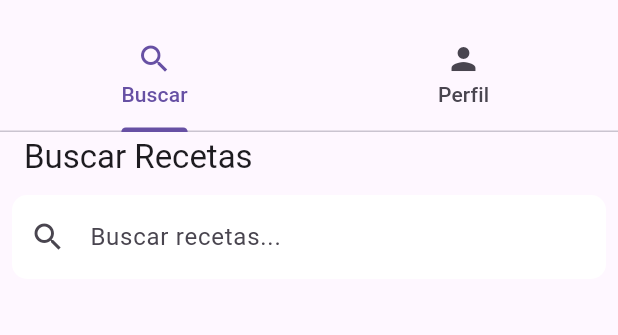
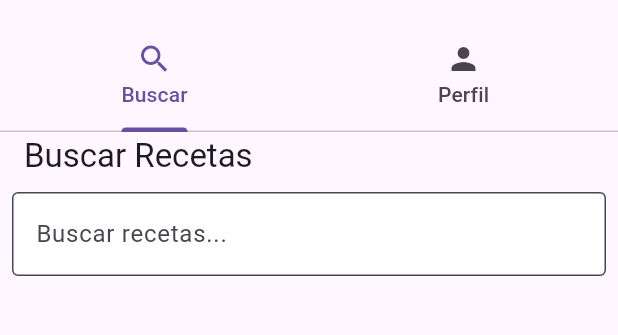
Before and after one commit to 7mo-A/foodfacil_flutter, a Flutter app: the screen it shows after launch, on a phone screen of 412 x 824 dp, the part 63-398 px from its top. Run offline on Flutter 3.47's test engine with Material 3 defaults, Android fonts, the phone set to English and light mode, and no system bars; our stand-ins replace cloud_firestore, firebase_auth, firebase_core; accounts and stored records are empty.

Commit message:
search y settings

```diff
--- a/lib/screens/search_screen.dart
+++ b/lib/screens/search_screen.dart
@@ -10,7 +10,7 @@ class SearchScreen extends StatefulWidget {
 }
 
 class _SearchScreenState extends State<SearchScreen> {
-  String query = "";
+  final TextEditingController _searchController = TextEditingController();
 
   @override
   Widget build(BuildContext context) {
@@ -18,42 +18,34 @@ class _SearchScreenState extends State<SearchScreen> {
       appBar: AppBar(
         title: Text('Buscar Recetas'),
         bottom: PreferredSize(
-          preferredSize: Size.fromHeight(50.0),
+          preferredSize: Size.fromHeight(48.0),
           child: Padding(
             padding: const EdgeInsets.all(8.0),
             child: TextField(
-              onChanged: (value) {
-                setState(() {
-                  query = value;
-                });
-              },
+              controller: _searchController,
               decoration: InputDecoration(
                 hintText: 'Buscar recetas...',
-                border: OutlineInputBorder(
-                  borderRadius: BorderRadius.circular(10.0),
-                  borderSide: BorderSide.none,
-                ),
+                border: OutlineInputBorder(),
                 filled: true,
                 fillColor: Colors.white,
-                prefixIcon: Icon(Icons.search),
               ),
+              onChanged: (query) {
+                setState(() {});
+              },
             ),
           ),
         ),
       ),
-      body: StreamBuilder<QuerySnapshot>(
+      body: StreamBuilder(
         stream: FirebaseFirestore.instance.collection('recetas').snapshots(),
-        builder: (context, snapshot) {
-          if (snapshot.hasError) {
-            return Center(child: Text('Error: ${snapshot.error}'));
-          }
-          if (snapshot.connectionState == ConnectionState.waiting) {
+        builder: (context, AsyncSnapshot<QuerySnapshot> snapshot) {
+          if (!snapshot.hasData) {
             return Center(child: CircularProgressIndicator());
           }
 
           final recipes = snapshot.data!.docs
               .map((doc) => Recipe.fromMap(doc.data() as Map<String, dynamic>, doc.id))
-              .where((recipe) => recipe.name.toLowerCase().contains(query.toLowerCase()))
+              .where((recipe) => recipe.name.toLowerCase().contains(_searchController.text.toLowerCase()))
               .toList();
 
           return ListView.builder(
```
Also changed, not shown: lib/screens/settings_screen.dart (+24 -2 lines).
